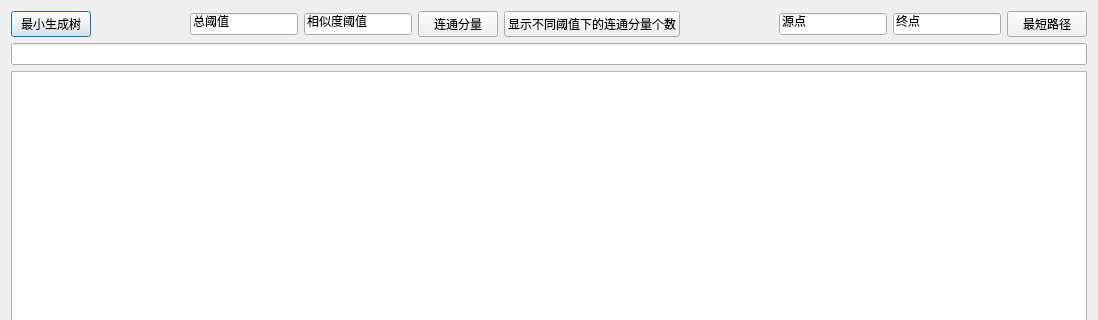
The window that dialog.ui (JunguangJiang/VisualizeGraph) describes before a commit, drawn with Qt 5; both pictures show x 0 to 1098 and y 0 to 320 of the 1098 by 757 pixel window.
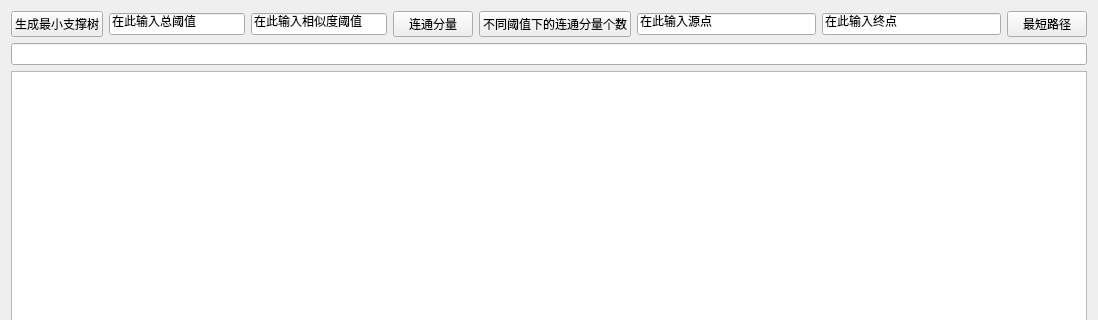
The same window after the commit.

Commit message: 改了一点界面

```diff
--- a/dialog.ui
+++ b/dialog.ui
@@ -19,38 +19,37 @@
      <item>
       <widget class="QPushButton" name="minSpanTreeButton">
        <property name="text">
-        <string>最小生成树</string>
+        <string>生成最小支撑树</string>
+       </property>
+       <property name="autoDefault">
+        <bool>false</bool>
        </property>
       </widget>
      </item>
-     <item>
-      <spacer name="horizontalSpacer_2">
-       <property name="orientation">
-        <enum>Qt::Horizontal</enum>
-       </property>
-       <property name="sizeHint" stdset="0">
-        <size>
-         <width>40</width>
-         <height>20</height>
-        </size>
-       </property>
-      </spacer>
-     </item>
      <item>
       <layout class="QHBoxLayout" name="horizontalLayout_4">
        <item>
         <layout class="QHBoxLayout" name="horizontalLayout_2">
          <item>
           <widget class="QLineEdit" name="threadEdit">
+           <property name="mouseTracking">
+            <bool>false</bool>
+           </property>
+           <property name="focusPolicy">
+            <enum>Qt::NoFocus</enum>
+           </property>
            <property name="text">
-            <string>总阈值</string>
+            <string>在此输入总阈值</string>
            </property>
           </widget>
          </item>
          <item>
           <widget class="QLineEdit" name="similarityThreadEdit">
+           <property name="focusPolicy">
+            <enum>Qt::NoFocus</enum>
+           </property>
            <property name="text">
-            <string>相似度阈值</string>
+            <string>在此输入相似度阈值</string>
            </property>
           </widget>
          </item>
@@ -59,6 +58,9 @@
            <property name="text">
             <string>连通分量</string>
            </property>
+           <property name="autoDefault">
+            <bool>false</bool>
+           </property>
           </widget>
          </item>
         </layout>
@@ -68,36 +70,32 @@
      <item>
       <widget class="QPushButton" name="ConnectedComponentQuickButton">
        <property name="text">
-        <string>显示不同阈值下的连通分量个数</string>
+        <string>不同阈值下的连通分量个数</string>
+       </property>
+       <property name="autoDefault">
+        <bool>false</bool>
        </property>
       </widget>
      </item>
-     <item>
-      <spacer name="horizontalSpacer">
-       <property name="orientation">
-        <enum>Qt::Horizontal</enum>
-       </property>
-       <property name="sizeHint" stdset="0">
-        <size>
-         <width>40</width>
-         <height>20</height>
-        </size>
-       </property>
-      </spacer>
-     </item>
      <item>
       <layout class="QHBoxLayout" name="horizontalLayout">
        <item>
         <widget class="QLineEdit" name="sourceEdit">
+         <property name="focusPolicy">
+          <enum>Qt::NoFocus</enum>
+         </property>
          <property name="text">
-          <string>源点</string>
+          <string>在此输入源点</string>
          </property>
         </widget>
        </item>
        <item>
         <widget class="QLineEdit" name="targetEdit">
+         <property name="focusPolicy">
+          <enum>Qt::NoFocus</enum>
+         </property>
          <property name="text">
-          <string>终点</string>
+          <string>在此输入终点</string>
          </property>
         </widget>
        </item>
@@ -108,15 +106,26 @@
        <property name="text">
         <string>最短路径</string>
        </property>
+       <property name="autoDefault">
+        <bool>false</bool>
+       </property>
       </widget>
      </item>
     </layout>
    </item>
    <item>
-    <widget class="QLineEdit" name="resultEdit"/>
+    <widget class="QLineEdit" name="resultEdit">
+     <property name="focusPolicy">
+      <enum>Qt::NoFocus</enum>
+     </property>
+    </widget>
    </item>
    <item>
-    <widget class="QGraphicsView" name="graphicsView"/>
+    <widget class="QGraphicsView" name="graphicsView">
+     <property name="mouseTracking">
+      <bool>true</bool>
+     </property>
+    </widget>
    </item>
   </layout>
  </widget>
```
The commit also changes 2 other files.
